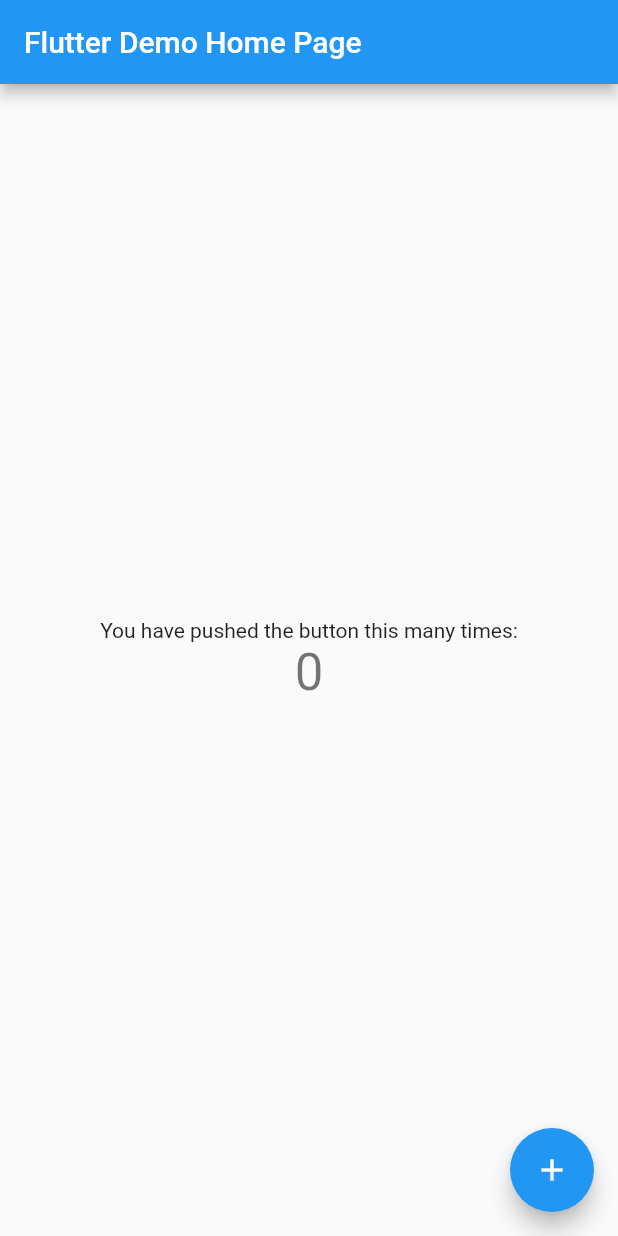
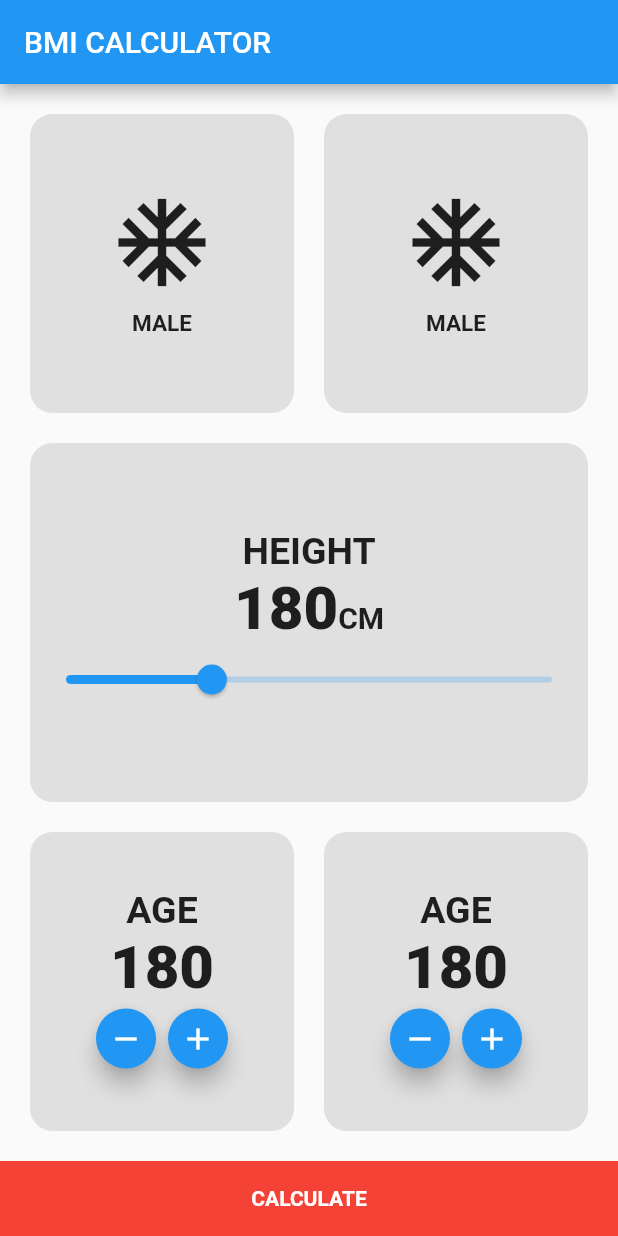
Before and after one commit to charaf19/BMI_Calculator, a Flutter app: the screen it shows after launch, on a phone screen of 412 x 824 dp. Run offline on Flutter 3.47's test engine with Material 2 defaults, Android fonts, the phone set to English and light mode, and no system bars.

Commit message:
bmi calculator ui done

```diff
--- /dev/null
+++ b/lib/BMI_Calculator.dart
@@ -0,0 +1,236 @@
+import 'package:flutter/material.dart';
+import 'package:flutter/src/foundation/key.dart';
+import 'package:flutter/src/widgets/framework.dart';
+
+class BmiScreen extends StatefulWidget {
+  @override
+  State<BmiScreen> createState() => _BmiScreenState();
+}
+
+class _BmiScreenState extends State<BmiScreen> {
+  @override
+  Widget build(BuildContext context) {
+    return Scaffold(
+      appBar: AppBar(
+        title: Text('BMI CALCULATOR'),
+      ),
+      body: Column(children: [
+        Expanded(
+          child: Padding(
+            padding: const EdgeInsets.all(20.0),
+            child: Row(
+              children: [
+                Expanded(
+                  child: Container(
+                    decoration: BoxDecoration(
+                      color: Colors.grey[300],
+                      borderRadius: BorderRadius.circular(15),
+                    ),
+                    child: Column(
+                      mainAxisAlignment: MainAxisAlignment.center,
+                      children: [
+                        Icon(
+                          Icons.ac_unit,
+                          size: 70,
+                        ),
+                        SizedBox(
+                          height: 10,
+                        ),
+                        Text(
+                          'MALE',
+                          style: TextStyle(
+                              fontSize: 15, fontWeight: FontWeight.bold),
+                        ),
+                      ],
+                    ),
+                  ),
+                ),
+                SizedBox(
+                  width: 20,
+                ),
+                Expanded(
+                  child: Container(
+                    decoration: BoxDecoration(
+                      color: Colors.grey[300],
+                      borderRadius: BorderRadius.circular(15),
+                    ),
+                    child: Column(
+                      mainAxisAlignment: MainAxisAlignment.center,
+                      children: [
+                        Icon(
+                          Icons.ac_unit,
+                          size: 70,
+                        ),
+                        SizedBox(
+                          height: 10,
+                        ),
+                        Text(
+                          'MALE',
+                          style: TextStyle(
+                              fontSize: 15, fontWeight: FontWeight.bold),
+                        ),
+                      ],
+                    ),
+                  ),
+                ),
+              ],
+            ),
+          ),
+        ),
+        Expanded(
+          child: Padding(
+            padding: const EdgeInsets.symmetric(horizontal: 20),
+            child: Container(
+              decoration: BoxDecoration(
+                color: Colors.grey[300],
+                borderRadius: BorderRadius.circular(15),
+              ),
+              child: Column(
+                mainAxisAlignment: MainAxisAlignment.center,
+                children: [
+                  Text(
+                    'HEIGHT',
+                    style: TextStyle(fontSize: 25, fontWeight: FontWeight.bold),
+                  ),
+                  Row(
+                    mainAxisAlignment: MainAxisAlignment.center,
+                    crossAxisAlignment: CrossAxisAlignment.baseline,
+                    textBaseline: TextBaseline.alphabetic,
+                    children: [
+                      Text(
+                        '180',
+                        style: TextStyle(
+                          fontWeight: FontWeight.w900,
+                          fontSize: 40,
+                        ),
+                      ),
+                      Text(
+                        'CM',
+                        style: TextStyle(
+                            fontSize: 20, fontWeight: FontWeight.bold),
+                      ),
+                    ],
+                  ),
+                  Slider(
+                      max: 230,
+                      min: 130,
+                      value: 160,
+                      onChanged: (value) {
+                        print(value.round());
+                      }),
+                ],
+              ),
+            ),
+          ),
+        ),
+        Expanded(
+          child: Padding(
+            padding: const EdgeInsets.all(20.0),
+            child: Row(
+              children: [
+                Expanded(
+                  child: Container(
+                    decoration: BoxDecoration(
+                      color: Colors.grey[300],
+                      borderRadius: BorderRadius.circular(15),
+                    ),
+                    child: Column(
+                      mainAxisAlignment: MainAxisAlignment.center,
+                      children: [
+                        Text(
+                          'AGE',
+                          style: TextStyle(
+                              fontSize: 25, fontWeight: FontWeight.bold),
+                        ),
+                        Text(
+                          '180',
+                          style: TextStyle(
+                            fontWeight: FontWeight.w900,
+                            fontSize: 40,
+                          ),
+                        ),
+                        Row(
+                          mainAxisAlignment: MainAxisAlignment.center,
+                          children: [
+                            FloatingActionButton(
+                              mini: true,
+                              onPressed: () {},
+                              child: Icon(Icons.remove),
+                            ),
+                            FloatingActionButton(
+                              mini: true,
+                              onPressed: () {},
+                              child: Icon(Icons.add),
+                            ),
+                          ],
+                        )
+                      ],
+                    ),
+                  ),
+                ),
+                SizedBox(
+                  width: 20,
+                ),
+                Expanded(
+                  child: Container(
+                    decoration: BoxDecoration(
+                      color: Colors.grey[300],
+                      borderRadius: BorderRadius.circular(15),
+                    ),
+                    child: Column(
+                      mainAxisAlignment: MainAxisAlignment.center,
+                      children: [
+                        Text(
+                          'AGE',
+                          style: TextStyle(
+                              fontSize: 25, fontWeight: FontWeight.bold),
+                        ),
+                        Text(
+                          '180',
+                          style: TextStyle(
+                            fontWeight: FontWeight.w900,
+                            fontSize: 40,
+                          ),
+                        ),
+                        Row(
+                          mainAxisAlignment: MainAxisAlignment.center,
+                          children: [
+                            FloatingActionButton(
+                              mini: true,
+                              onPressed: () {},
+                              child: Icon(Icons.remove),
+                            ),
+                            FloatingActionButton(
+                              mini: true,
+                              onPressed: () {},
+                              child: Icon(Icons.add),
+                            ),
+                          ],
+                        )
+                      ],
+                    ),
+                  ),
+                ),
+              ],
+            ),
+          ),
+        ),
+        Container(
+          width: double.infinity,
+          color: Colors.red,
+          child: MaterialButton(
+            height: 50,
+            child: Text(
+              "CALCULATE",
+              style: TextStyle(
+                color: Colors.white,
+                fontWeight: FontWeight.bold,
+              ),
+            ),
+            onPressed: () {},
+          ),
+        )
+      ]),
+    );
+  }
+}
--- a/lib/main.dart
+++ b/lib/main.dart
@@ -1,115 +1,8 @@
+import 'package:bmi_calculator/BMI_Calculator.dart';
 import 'package:flutter/material.dart';
 
 void main() {
-  runApp(const MyApp());
+  runApp(MaterialApp(
+    home: BmiScreen(),
+  ));
 }
-
-class MyApp extends StatelessWidget {
-  const MyApp({Key? key}) : super(key: key);
-
-  // This widget is the root of your application.
-  @override
-  Widget build(BuildContext context) {
-    return MaterialApp(
-      title: 'Flutter Demo',
-      theme: ThemeData(
-        // This is the theme of your application.
-        //
-        // Try running your application with "flutter run". You'll see the
-        // application has a blue toolbar. Then, without quitting the app, try
-        // changing the primarySwatch below to Colors.green and then invoke
-        // "hot reload" (press "r" in the console where you ran "flutter run",
-        // or simply save your changes to "hot reload" in a Flutter IDE).
-        // Notice that the counter didn't reset back to zero; the application
-        // is not restarted.
-        primarySwatch: Colors.blue,
-      ),
-      home: const MyHomePage(title: 'Flutter Demo Home Page'),
-    );
-  }
-}
-
-class MyHomePage extends StatefulWidget {
-  const MyHomePage({Key? key, required this.title}) : super(key: key);
-
-  // This widget is the home page of your application. It is stateful, meaning
-  // that it has a State object (defined below) that contains fields that affect
-  // how it looks.
-
-  // This class is the configuration for the state. It holds the values (in this
-  // case the title) provided by the parent (in this case the App widget) and
-  // used by the build method of the State. Fields in a Widget subclass are
-  // always marked "final".
-
-  final String title;
-
-  @override
-  State<MyHomePage> createState() => _MyHomePageState();
-}
-
-class _MyHomePageState extends State<MyHomePage> {
-  int _counter = 0;
-
-  void _incrementCounter() {
-    setState(() {
-      // This call to setState tells the Flutter framework that something has
-      // changed in this State, which causes it to rerun the build method below
-      // so that the display can reflect the updated values. If we changed
-      // _counter without calling setState(), then the build method would not be
-      // called again, and so nothing would appear to happen.
-      _counter++;
-    });
-  }
-
-  @override
-  Widget build(BuildContext context) {
-    // This method is rerun every time setState is called, for instance as done
-    // by the _incrementCounter method above.
-    //
-    // The Flutter framework has been optimized to make rerunning build methods
-    // fast, so that you can just rebuild anything that needs updating rather
-    // than having to individually change instances of widgets.
-    return Scaffold(
-      appBar: AppBar(
-        // Here we take the value from the MyHomePage object that was created by
-        // the App.build method, and use it to set our appbar title.
-        title: Text(widget.title),
-      ),
-      body: Center(
-        // Center is a layout widget. It takes a single child and positions it
-        // in the middle of the parent.
-        child: Column(
-          // Column is also a layout widget. It takes a list of children and
-          // arranges them vertically. By default, it sizes itself to fit its
-          // children horizontally, and tries to be as tall as its parent.
-          //
-          // Invoke "debug painting" (press "p" in the console, choose the
-          // "Toggle Debug Paint" action from the Flutter Inspector in Android
-          // Studio, or the "Toggle Debug Paint" command in Visual Studio Code)
-          // to see the wireframe for each widget.
-          //
-          // Column has various properties to control how it sizes itself and
-          // how it positions its children. Here we use mainAxisAlignment to
-          // center the children vertically; the main axis here is the vertical
-          // axis because Columns are vertical (the cross axis would be
-          // horizontal).
-          mainAxisAlignment: MainAxisAlignment.center,
-          children: <Widget>[
-            const Text(
-              'You have pushed the button this many times:',
-            ),
-            Text(
-              '$_counter',
-              style: Theme.of(context).textTheme.headline4,
-            ),
-          ],
-        ),
-      ),
-      floatingActionButton: FloatingActionButton(
-        onPressed: _incrementCounter,
-        tooltip: 'Increment',
-        child: const Icon(Icons.add),
-      ), // This trailing comma makes auto-formatting nicer for build methods.
-    );
-  }
-}
```
